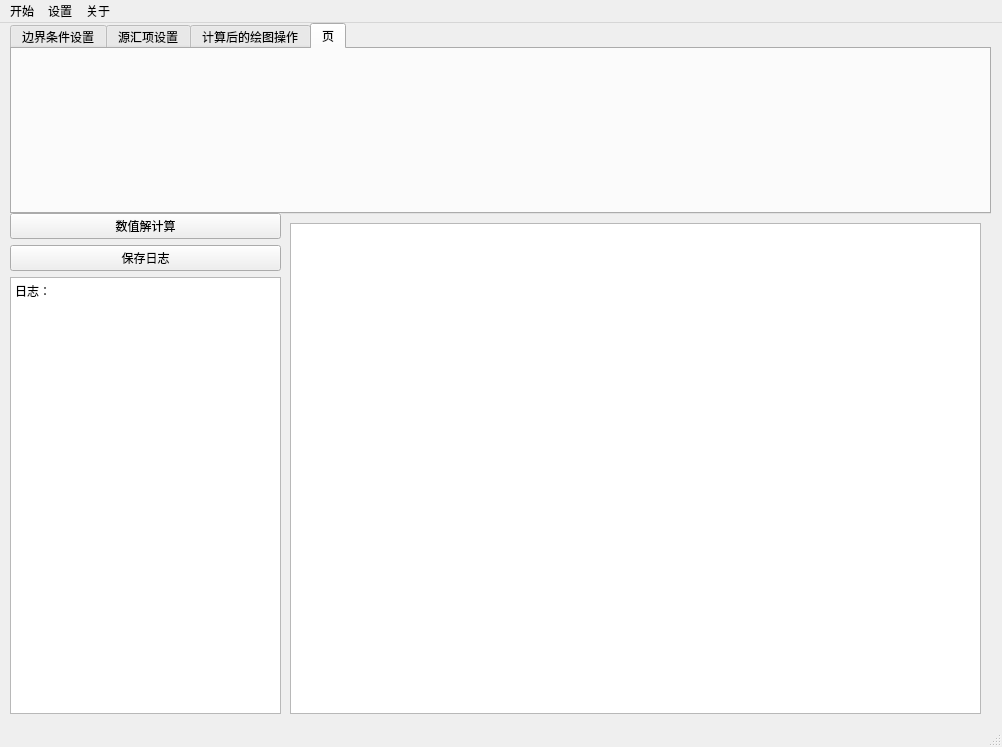
Yulei-3005240023/FDM_groundwater, file ui/Random_flow.ui: the form before one commit.
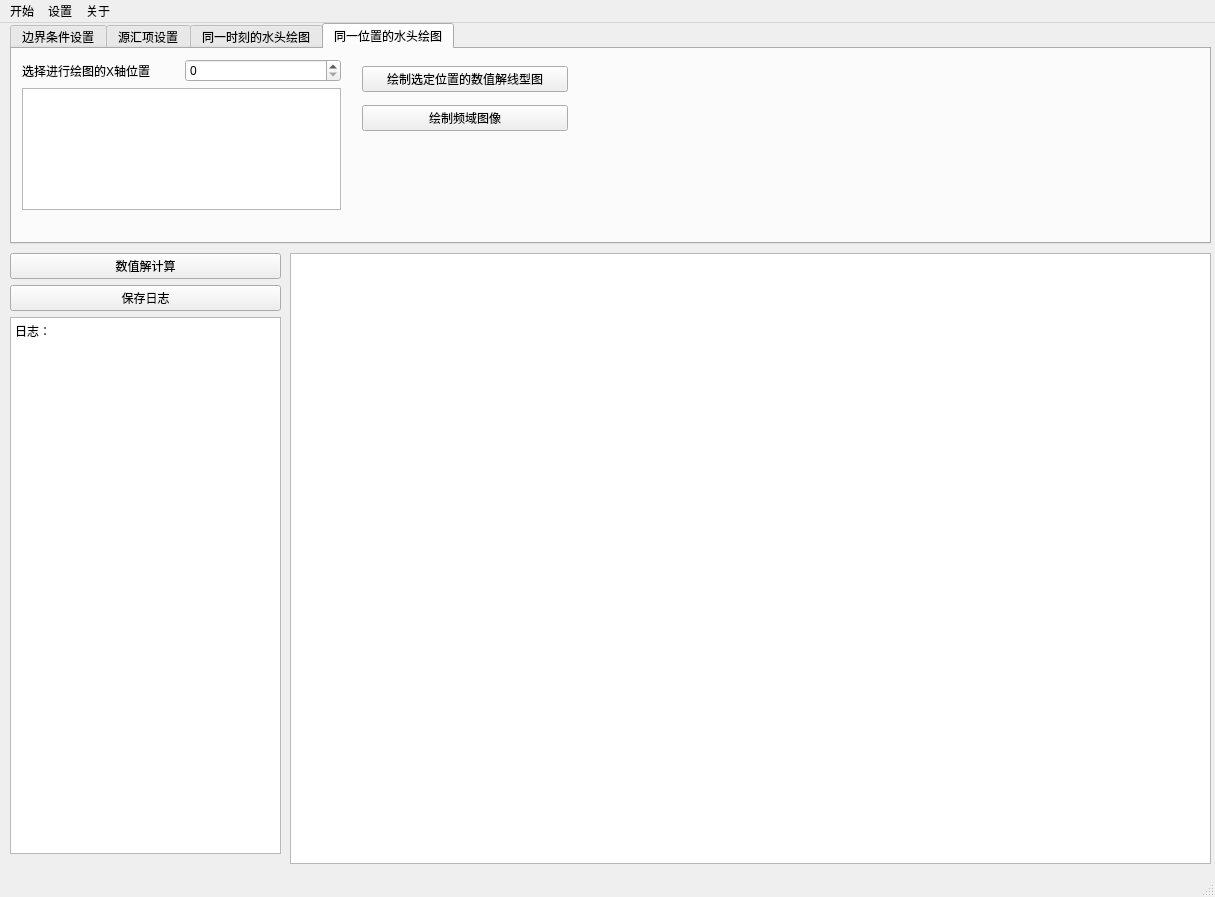
The form after the commit. The open tabs and pages were chosen to show the change.

Diff of the .ui file:
```diff
--- a/ui/Random_flow.ui
+++ b/ui/Random_flow.ui
@@ -6,8 +6,8 @@
    <rect>
     <x>0</x>
     <y>0</y>
-    <width>1002</width>
-    <height>747</height>
+    <width>1215</width>
+    <height>897</height>
    </rect>
   </property>
   <property name="windowTitle">
@@ -22,8 +22,8 @@
      <rect>
       <x>10</x>
       <y>0</y>
-      <width>981</width>
-      <height>191</height>
+      <width>1201</width>
+      <height>221</height>
      </rect>
     </property>
     <property name="currentIndex">
@@ -325,7 +325,7 @@
     </widget>
     <widget class="QWidget" name="tab_3">
      <attribute name="title">
-      <string>计算后的绘图操作</string>
+      <string>同一时刻的水头绘图</string>
      </attribute>
      <widget class="QWidget" name="horizontalLayoutWidget">
       <property name="geometry">
@@ -425,17 +425,72 @@
     </widget>
     <widget class="QWidget" name="tab_4">
      <attribute name="title">
-      <string>页</string>
+      <string>同一位置的水头绘图</string>
      </attribute>
+     <widget class="QWidget" name="gridLayoutWidget_3">
+      <property name="geometry">
+       <rect>
+        <x>10</x>
+        <y>10</y>
+        <width>319</width>
+        <height>151</height>
+       </rect>
+      </property>
+      <layout class="QGridLayout" name="gridLayout_3">
+       <item row="2" column="0">
+        <widget class="QTextBrowser" name="textBrowser_X"/>
+       </item>
+       <item row="1" column="0">
+        <layout class="QHBoxLayout" name="horizontalLayout_18">
+         <item>
+          <widget class="QLabel" name="label_18">
+           <property name="text">
+            <string>选择进行绘图的X轴位置</string>
+           </property>
+          </widget>
+         </item>
+         <item>
+          <widget class="QSpinBox" name="spinBox_X"/>
+         </item>
+        </layout>
+       </item>
+      </layout>
+     </widget>
+     <widget class="QWidget" name="verticalLayoutWidget_8">
+      <property name="geometry">
+       <rect>
+        <x>350</x>
+        <y>10</y>
+        <width>206</width>
+        <height>80</height>
+       </rect>
+      </property>
+      <layout class="QVBoxLayout" name="verticalLayout_7">
+       <item>
+        <widget class="QPushButton" name="draw_solve_line_location">
+         <property name="text">
+          <string>绘制选定位置的数值解线型图</string>
+         </property>
+        </widget>
+       </item>
+       <item>
+        <widget class="QPushButton" name="draw_solve_line_location_fft">
+         <property name="text">
+          <string>绘制频域图像</string>
+         </property>
+        </widget>
+       </item>
+      </layout>
+     </widget>
     </widget>
    </widget>
    <widget class="QWidget" name="verticalLayoutWidget">
     <property name="geometry">
      <rect>
       <x>10</x>
-      <y>190</y>
+      <y>230</y>
       <width>271</width>
-      <height>501</height>
+      <height>601</height>
      </rect>
     </property>
     <layout class="QVBoxLayout" name="verticalLayout">
@@ -476,9 +531,9 @@
     <property name="geometry">
      <rect>
       <x>290</x>
-      <y>200</y>
-      <width>691</width>
-      <height>491</height>
+      <y>230</y>
+      <width>921</width>
+      <height>611</height>
      </rect>
     </property>
     <layout class="QVBoxLayout" name="verticalLayout_head">
@@ -493,7 +548,7 @@
     <rect>
      <x>0</x>
      <y>0</y>
-     <width>1002</width>
+     <width>1215</width>
      <height>26</height>
     </rect>
    </property>
```
Left out of the diff: 18 changed lines with no effect on the pictures.
